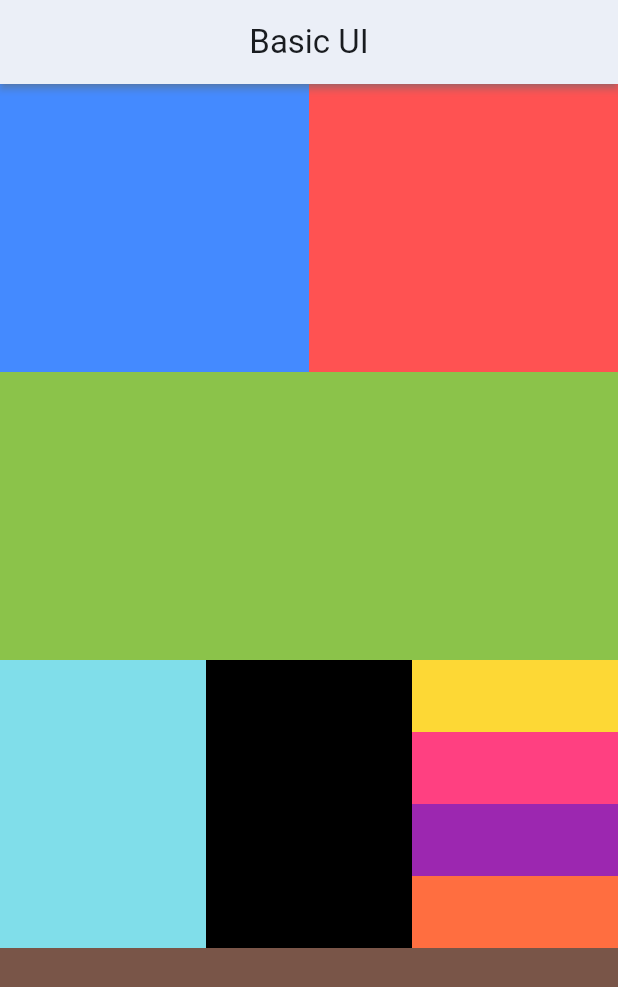
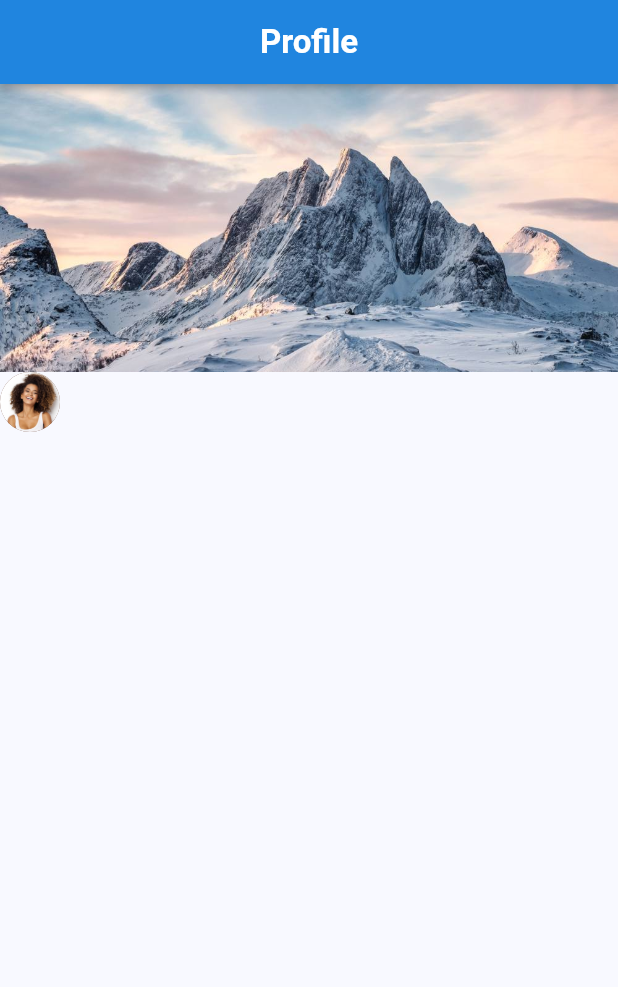
Before and after one commit to anastasiiaal/project_flutter, a Flutter app: the screen it shows after launch, on a phone screen of 412 x 824 dp. Shown: the top 987 px of the screen. Run offline on Flutter 3.47's test engine with Material 3 defaults, Android fonts, the phone set to English and light mode, and no system bars.

Commit message:
second exercise start: added images

```diff
--- a/lib/main.dart
+++ b/lib/main.dart
@@ -41,99 +41,41 @@ class MyFirstUI extends StatelessWidget {
 
   @override
   Widget build(BuildContext context) {
-
     Size size = MediaQuery.of(context).size;
     double width = MediaQuery.of(context).size.width;
     double appBarHeight = AppBar().preferredSize.height;
     double height = MediaQuery.of(context).size.height - appBarHeight;
 
-
     return Scaffold(
         appBar: AppBar(
-        title: const Text("Basic UI"),
+          title: const Text(
+            "Profile",
+            style: TextStyle(fontWeight: FontWeight.w600, color: Colors.white),
+          ),
           elevation: 2,
           shadowColor: Colors.blueGrey[300],
           centerTitle: true,
+          backgroundColor: Colors.blue[600],
         ),
         body: Column(
           children: [
-           Row(
-                children: [
-                  Expanded(
-                    child: Container(
+            Row(children: [
+              SizedBox(
+                width: width,
                 height: height / 4,
-                        color: Colors.blueAccent
+                child: Image.asset(
+                  'images/mountains.png',
+                  fit: BoxFit.cover,
                 ),
               ),
-                  Expanded(
-                    child: Container(
-                        height: height / 4,
-                        color: Colors.redAccent
-                    ),
-                  ),
-                ]
-            ),
-          Row(
-              children: [
-                Expanded(
-                  child: Container(
-                      height: height / 4,
-                      color: Colors.lightGreen
-                  ),
+            ]),
+            Row(children: [
+              CircleAvatar(
+                backgroundColor: Colors.brown.shade500,
+                backgroundImage: const AssetImage('images/girl.jpg'),
               )
-              ]
-          ),
-          Row(
-              children: [
-                Expanded(
-                  child: Container(
-                      height: height / 4,
-                      color: Colors.cyan[200]
-                  ),
-                ),
-                Expanded(
-                  child: Container(
-                      height: height / 4,
-                      color: Colors.black
-                  ),
-                ),
-                Expanded(
-                  child: Column(
-                    children: [
-                      Container(
-                          height: height / 4 / 4,
-                          color: Colors.yellow[600]
-                      ),
-                      Container(
-                          height: height / 4 / 4,
-                          color: Colors.pinkAccent
-                      ),
-                      Container(
-                          height: height / 4 / 4,
-                          color: Colors.purple
-                      ),
-                      Container(
-                          height: height / 4 / 4,
-                          color: Colors.deepOrangeAccent
-                      ),
+            ],)
           ],
-                  )
-                ),
-              ]
-          ),
-          Expanded(
-            child: Row(
-                children: [
-                  Expanded(
-                    child: Container(
-                        color: Colors.brown
-                    ),
-                  )
-                ]
-            ),
-          )
-        ],
-      )
-    );
+        ));
   }
 }
--- a/pubspec.yaml
+++ b/pubspec.yaml
@@ -59,8 +59,8 @@ flutter:
   uses-material-design: true
 
   # To add assets to your application, add an assets section, like this:
-  # assets:
-  #   - images/a_dot_burr.jpeg
+  assets:
+     - images/
   #   - images/a_dot_ham.jpeg
 
   # An image asset can refer to one or more resolution-specific "variants", see
```
Also changed, not shown: images/girl.jpg (added), images/mountains.png (added). Lines whose indentation alone changed are shown as unchanged.
